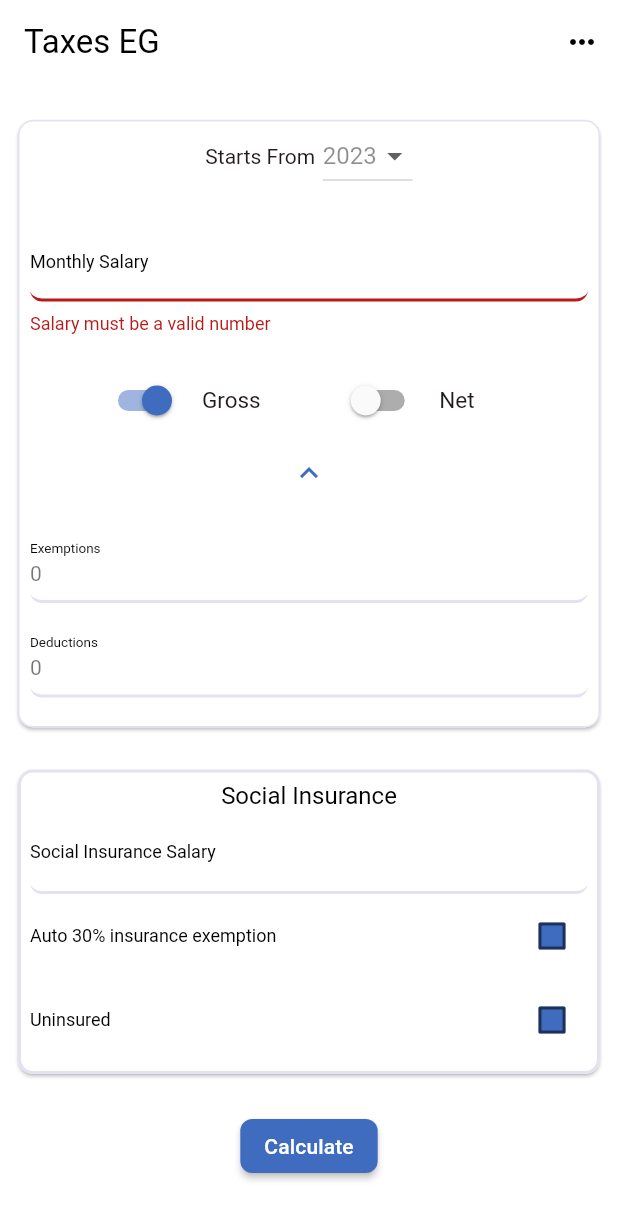
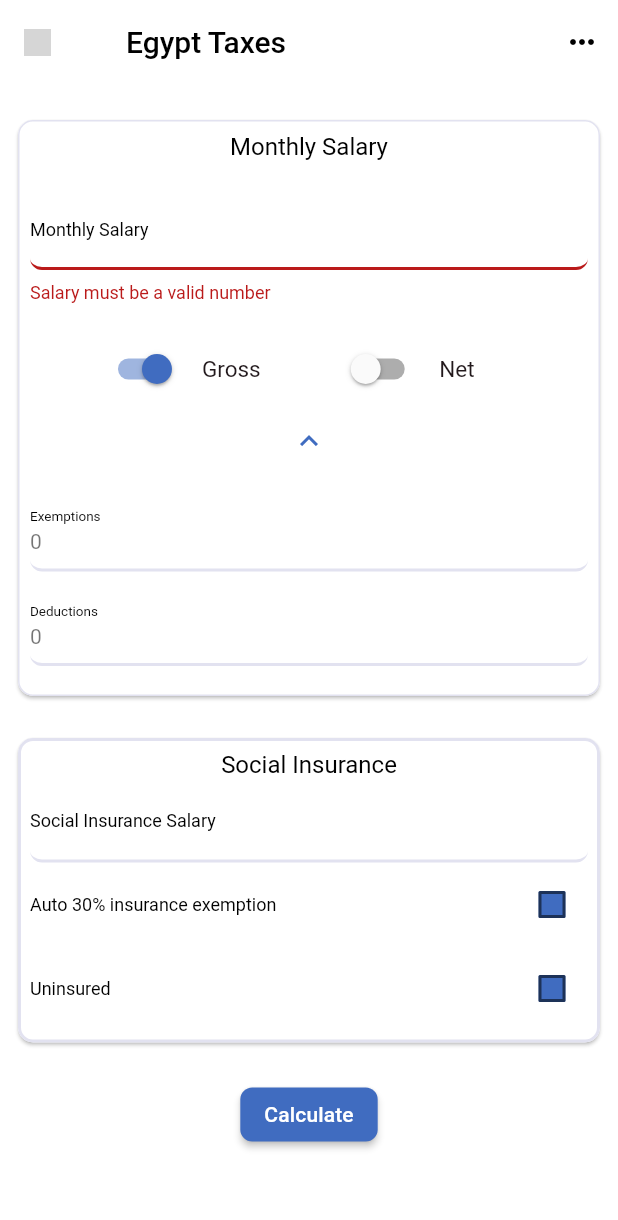
Before and after one commit to Abdelrahmansayed1/Taxes, a Flutter app: the screen it shows after launch, after a tap on the "expand more" icon, after a tap on "Calculate", on a phone screen of 412 x 824 dp. Shown: the top 1220 px of the screen. Run offline on Flutter 3.47's test engine with Material 2 defaults, Android fonts, the phone set to English and light mode, and no system bars; our stand-ins replace syncfusion_flutter_charts; Roboto replaces fonts that are missing (Outfit); grey boxes are pictures that could not be loaded.

Commit message:
icons and app bar

```diff
--- a/lib/Screens/home_screen.dart
+++ b/lib/Screens/home_screen.dart
@@ -13,14 +13,24 @@ class HomeScreen extends StatelessWidget {
 
       appBar: AppBar(
         backgroundColor: Theme.of(context).colorScheme.background,
-        title: Text(
-          'Taxes EG',
-          textAlign: TextAlign.start,
-          style: Theme.of(context).textTheme.headlineMedium!.copyWith(
-                fontFamily: 'Outfit',
-                color: Theme.of(context).colorScheme.onPrimary,
-                fontSize: 22,
-              ),
+        title: Row(
+          mainAxisAlignment: MainAxisAlignment.start,
+          children: [
+            Image.asset(
+              'lib/assets/45ae405a-e7e0-4f32-9d3d-c74e03f7e713.png',
+              fit: BoxFit.contain,
+              height: 18,
+            ),
+            Container(
+                padding: const EdgeInsets.fromLTRB(50, 0, 0, 0),
+                child: Text(
+                  'Egypt Taxes',
+                  style: Theme.of(context)
+                      .textTheme
+                      .titleLarge!
+                      .copyWith(color: Theme.of(context).colorScheme.onPrimary),
+                ))
+          ],
         ),
         actions: [
           IconButton(
--- a/lib/Widgets/deductions.dart
+++ b/lib/Widgets/deductions.dart
@@ -1,6 +1,6 @@
 import 'package:flutter/material.dart';
 
-int deductions = 0;
+double deductions = 0;
 
 class Deductions extends StatefulWidget {
   const Deductions({super.key});
@@ -43,11 +43,11 @@ class _DeductionsState extends State<Deductions> {
             .bodyMedium!
             .copyWith(color: Colors.black54),
         validator: (value) {
-          if (int.tryParse(value!) == null) {
+          if (double.tryParse(value!) == null) {
             setState(() {
               deductions = 0;
             });
-          } else if (int.tryParse(value)! < 0) {
+          } else if (double.tryParse(value)! < 0) {
             return "Deductions must be a valid number";
           }
         },
@@ -56,7 +56,7 @@ class _DeductionsState extends State<Deductions> {
             newValue = "0";
           } else {
             setState(() {
-              deductions = int.parse(newValue!);
+              deductions = double.parse(newValue!);
             });
           }
           // print(deductions);
--- a/lib/Widgets/exemptions.dart
+++ b/lib/Widgets/exemptions.dart
@@ -1,6 +1,6 @@
 import 'package:flutter/material.dart';
 
-int exemptions = 0;
+double exemptions = 0;
 
 class Exemptions extends StatefulWidget {
   const Exemptions({super.key});
@@ -43,11 +43,11 @@ class _ExemptionsState extends State<Exemptions> {
             .bodyMedium!
             .copyWith(color: Colors.black54),
         validator: (value) {
-          if (int.tryParse(value!) == null) {
+          if (double.tryParse(value!) == null) {
             setState(() {
               exemptions = 0;
             });
-          } else if (int.tryParse(value)! < 0) {
+          } else if (double.tryParse(value)! < 0) {
             return "Exemption must be a valid number";
           }
         },
@@ -56,7 +56,7 @@ class _ExemptionsState extends State<Exemptions> {
             newValue = "0";
           } else {
             setState(() {
-              exemptions = int.parse(newValue!);
+              exemptions = double.parse(newValue!);
             });
           }
         },
--- a/lib/Widgets/form.dart
+++ b/lib/Widgets/form.dart
@@ -51,41 +51,49 @@ class _TaxesFormState extends State<TaxesForm> {
                   children: [
                     // choosing the year of calculating the taxes
 
-                    Row(
-                      mainAxisAlignment: MainAxisAlignment.center,
-                      children: [
-                        Text(
-                          "Starts From",
-                          style: TextStyle(
-                              color:
-                                  Theme.of(context).colorScheme.onBackground),
-                        ),
-                        const SizedBox(
-                          width: 5,
-                        ),
-                        DropdownButton(
-                          value: "2023",
-                          items: const [
-                            DropdownMenuItem(
-                              value: "2023",
-                              child: Text(
-                                "2023",
-                                style: TextStyle(color: Colors.black45),
-                              ),
-                            ),
-                            DropdownMenuItem(
-                              value: "2022",
-                              child: Text(
-                                "2022",
-                                style: TextStyle(color: Colors.black45),
-                              ),
-                            )
-                          ],
-                          onChanged: (value) {},
-                        ),
-                      ],
+                    // Row(
+                    //   mainAxisAlignment: MainAxisAlignment.center,
+                    //   children: [
+                    //     Text(
+                    //       "Starts From",
+                    //       style: TextStyle(
+                    //           color:
+                    //               Theme.of(context).colorScheme.onBackground),
+                    //     ),
+                    //     const SizedBox(
+                    //       width: 5,
+                    //     ),
+                    //     DropdownButton(
+                    //       value: "2023",
+                    //       items: const [
+                    //         DropdownMenuItem(
+                    //           value: "2023",
+                    //           child: Text(
+                    //             "2023",
+                    //             style: TextStyle(color: Colors.black45),
+                    //           ),
+                    //         ),
+                    //         DropdownMenuItem(
+                    //           value: "2022",
+                    //           child: Text(
+                    //             "2022",
+                    //             style: TextStyle(color: Colors.black45),
+                    //           ),
+                    //         )
+                    //       ],
+                    //       onChanged: (value) {},
+                    //     ),
+                    //   ],
+                    // ),
+                    // Gross salary input
+                    const SizedBox(
+                      height: 8,
                     ),
-                    // Gross salary input
+                    Text(
+                      "Monthly Salary",
+                      style: Theme.of(context).textTheme.titleMedium!.copyWith(
+                          color: Theme.of(context).colorScheme.onPrimary),
+                    ),
                     const MonthlySalary(),
 
                     // Net or Gross input
--- a/lib/Widgets/monthly_salary.dart
+++ b/lib/Widgets/monthly_salary.dart
@@ -1,6 +1,6 @@
 import 'package:flutter/material.dart';
 
-late int monthlySalary;
+late double monthlySalary;
 
 class MonthlySalary extends StatefulWidget {
   const MonthlySalary({
@@ -50,14 +50,14 @@ class _MonthlySalaryState extends State<MonthlySalary> {
         validator: (value) {
           if (value == null ||
               value.isEmpty ||
-              int.tryParse(value) == null ||
-              int.tryParse(value)! <= 0) {
+              double.tryParse(value) == null ||
+              double.tryParse(value)! <= 0) {
             return "Salary must be a valid number";
           }
         },
         onSaved: (newValue) {
           setState(() {
-            monthlySalary = int.parse(newValue!);
+            monthlySalary = double.parse(newValue!);
           });
         },
       ),
--- a/lib/Widgets/result_card.dart
+++ b/lib/Widgets/result_card.dart
@@ -28,7 +28,7 @@ class ResultCard extends StatelessWidget {
               borderRadius: BorderRadius.circular(8),
               child: Image.asset(
                 asset,
-                height: 50,
+                height: 40,
                 fit: BoxFit.fill,
               ),
             ),
--- a/lib/Widgets/social_insurance.dart
+++ b/lib/Widgets/social_insurance.dart
@@ -1,6 +1,6 @@
 import 'package:flutter/material.dart';
 
-late int socialInsurance;
+late double socialInsurance;
 
 class SocialInsurance extends StatefulWidget {
   const SocialInsurance({super.key});
@@ -36,12 +36,13 @@ class _MyWidgetState extends State<SocialInsurance> {
                   .copyWith(color: Theme.of(context).colorScheme.onPrimary),
             ),
             TextFormField(
+              keyboardType: TextInputType.number,
               validator: (value) {
-                if (int.tryParse(value!) == null) {
+                if (double.tryParse(value!) == null) {
                   setState(() {
                     socialInsurance = 0;
                   });
-                } else if (int.tryParse(value)! < 0) {
+                } else if (double.tryParse(value)! < 0) {
                   return "social insurance must be a valid number";
                 }
               },
@@ -50,7 +51,7 @@ class _MyWidgetState extends State<SocialInsurance> {
                   newValue = "0";
                 } else {
                   setState(() {
-                    socialInsurance = int.parse(newValue!);
+                    socialInsurance = double.parse(newValue!);
                   });
                 }
               },
```
Also changed, not shown: lib/Screens/result_screen.dart (+5 -7 lines), lib/Widgets/result_items.dart (+20 -12 lines), pubspec.yaml (+8 -0 lines), lib/assets/45ae405a-e7e0-4f32-9d3d-c74e03f7e713.png (added), lib/assets/cost.png (added), lib/assets/deduction.png (added), lib/assets/donation.png (added), lib/assets/social-security.png (added), lib/assets/taxes.png (added), lib/assets/trend.png (added), lib/assets/wage.png (added).
